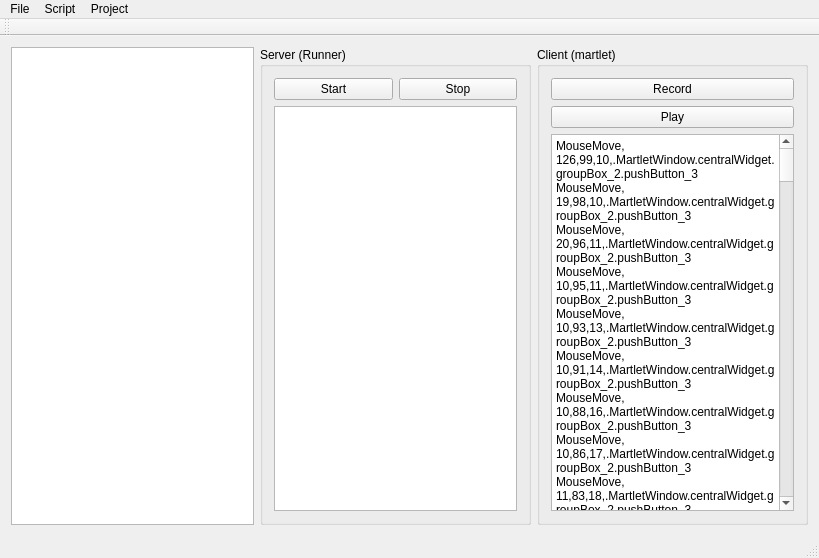
First picture: the form in martlet/MartletWindow.ui, repository sashao/martlet, before the edit.
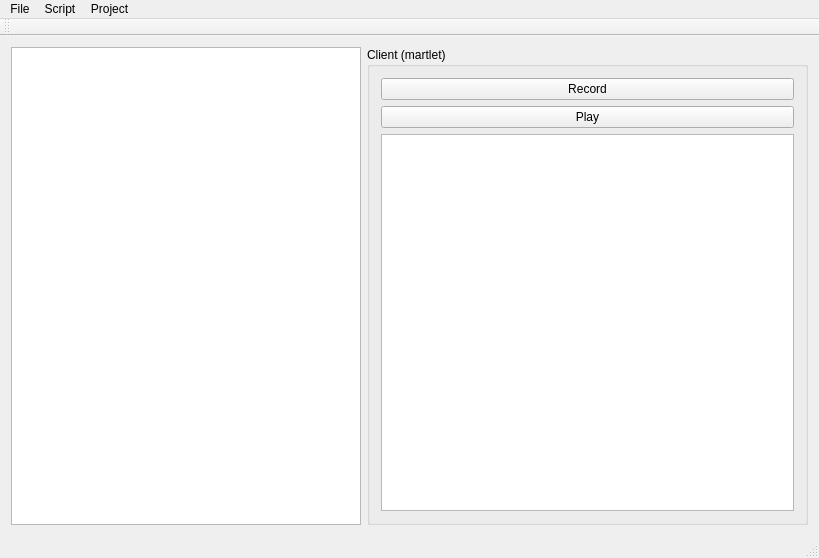
Second picture: the form after the edit.

Diff of the .ui file:
```diff
--- a/martlet/MartletWindow.ui
+++ b/martlet/MartletWindow.ui
@@ -16,36 +16,13 @@
   <widget class="QWidget" name="centralWidget">
    <layout class="QHBoxLayout" name="horizontalLayout">
     <item>
-     <widget class="QTreeView" name="treeView"/>
-    </item>
-    <item>
-     <widget class="QGroupBox" name="groupBox">
-      <property name="title">
-       <string>Server (Runner)</string>
+     <widget class="QTreeView" name="treeView">
+      <property name="maximumSize">
+       <size>
+        <width>350</width>
+        <height>16777215</height>
+       </size>
       </property>
-      <layout class="QVBoxLayout" name="verticalLayout">
-       <item>
-        <layout class="QHBoxLayout" name="horizontalLayout_2">
-         <item>
-          <widget class="QPushButton" name="pushButton">
-           <property name="text">
-            <string>Start</string>
-           </property>
-          </widget>
-         </item>
-         <item>
-          <widget class="QPushButton" name="pushButton_2">
-           <property name="text">
-            <string>Stop</string>
-           </property>
-          </widget>
-         </item>
-        </layout>
-       </item>
-       <item>
-        <widget class="QPlainTextEdit" name="serverTextEdit"/>
-       </item>
-      </layout>
      </widget>
     </item>
     <item>
@@ -72,365 +49,7 @@
         </widget>
        </item>
        <item>
-        <widget class="QPlainTextEdit" name="plainTextEdit">
-         <property name="plainText">
-          <string>MouseMove,126,99,10,.MartletWindow.centralWidget.groupBox_2.pushButton_3
-MouseMove,19,98,10,.MartletWindow.centralWidget.groupBox_2.pushButton_3
-MouseMove,20,96,11,.MartletWindow.centralWidget.groupBox_2.pushButton_3
-MouseMove,10,95,11,.MartletWindow.centralWidget.groupBox_2.pushButton_3
-MouseMove,10,93,13,.MartletWindow.centralWidget.groupBox_2.pushButton_3
-MouseMove,10,91,14,.MartletWindow.centralWidget.groupBox_2.pushButton_3
-MouseMove,10,88,16,.MartletWindow.centralWidget.groupBox_2.pushButton_3
-MouseMove,10,86,17,.MartletWindow.centralWidget.groupBox_2.pushButton_3
-MouseMove,11,83,18,.MartletWindow.centralWidget.groupBox_2.pushButton_3
-MouseMove,9,79,19,.MartletWindow.centralWidget.groupBox_2.pushButton_3
-MouseMove,10,77,21,.MartletWindow.centralWidget.groupBox_2.pushButton_3
-MouseMove,11,74,23,.MartletWindow.centralWidget.groupBox_2.pushButton_3
-MouseMove,10,71,25,.MartletWindow.centralWidget.groupBox_2.pushButton_3
-MouseMove,10,68,27,.MartletWindow.centralWidget.groupBox_2.pushButton_3
-MouseMove,10,79,60,.MartletWindow.centralWidget.groupBox_2
-MouseMove,10,76,63,.MartletWindow.centralWidget.groupBox_2
-MouseMove,10,61,0,.MartletWindow.centralWidget.groupBox_2.pushButton_4
-MouseMove,10,58,2,.MartletWindow.centralWidget.groupBox_2.pushButton_4
-MouseMove,12,56,4,.MartletWindow.centralWidget.groupBox_2.pushButton_4
-MouseMove,11,54,6,.MartletWindow.centralWidget.groupBox_2.pushButton_4
-MouseMove,9,52,9,.MartletWindow.centralWidget.groupBox_2.pushButton_4
-MouseMove,8,51,11,.MartletWindow.centralWidget.groupBox_2.pushButton_4
-MouseMove,10,49,13,.MartletWindow.centralWidget.groupBox_2.pushButton_4
-MouseMove,10,47,16,.MartletWindow.centralWidget.groupBox_2.pushButton_4
-MouseMove,10,46,18,.MartletWindow.centralWidget.groupBox_2.pushButton_4
-MouseMove,10,44,20,.MartletWindow.centralWidget.groupBox_2.pushButton_4
-MouseMove,10,43,22,.MartletWindow.centralWidget.groupBox_2.pushButton_4
-MouseMove,10,41,24,.MartletWindow.centralWidget.groupBox_2.pushButton_4
-MouseMove,11,39,27,.MartletWindow.centralWidget.groupBox_2.pushButton_4
-MouseMove,10,51,95,.MartletWindow.centralWidget.groupBox_2
-MouseMove,10,36,0,.MartletWindow.centralWidget.groupBox_2.plainTextEdit
-MouseMove,10,33,0,.MartletWindow.centralWidget.groupBox_2.plainTextEdit.qt_scrollarea_viewport
-MouseMove,10,32,4,.MartletWindow.centralWidget.groupBox_2.plainTextEdit.qt_scrollarea_viewport
-MouseMove,10,32,7,.MartletWindow.centralWidget.groupBox_2.plainTextEdit.qt_scrollarea_viewport
-MouseMove,10,31,12,.MartletWindow.centralWidget.groupBox_2.plainTextEdit.qt_scrollarea_viewport
-MouseMove,10,31,15,.MartletWindow.centralWidget.groupBox_2.plainTextEdit.qt_scrollarea_viewport
-MouseMove,12,30,20,.MartletWindow.centralWidget.groupBox_2.plainTextEdit.qt_scrollarea_viewport
-MouseMove,9,29,23,.MartletWindow.centralWidget.groupBox_2.plainTextEdit.qt_scrollarea_viewport
-MouseMove,12,28,27,.MartletWindow.centralWidget.groupBox_2.plainTextEdit.qt_scrollarea_viewport
-MouseMove,7,28,30,.MartletWindow.centralWidget.groupBox_2.plainTextEdit.qt_scrollarea_viewport
-MouseMove,10,27,35,.MartletWindow.centralWidget.groupBox_2.plainTextEdit.qt_scrollarea_viewport
-MouseMove,10,27,39,.MartletWindow.centralWidget.groupBox_2.plainTextEdit.qt_scrollarea_viewport
-MouseMove,10,26,42,.MartletWindow.centralWidget.groupBox_2.plainTextEdit.qt_scrollarea_viewport
-MouseMove,11,25,45,.MartletWindow.centralWidget.groupBox_2.plainTextEdit.qt_scrollarea_viewport
-MouseMove,11,25,48,.MartletWindow.centralWidget.groupBox_2.plainTextEdit.qt_scrollarea_viewport
-MouseMove,10,23,52,.MartletWindow.centralWidget.groupBox_2.plainTextEdit.qt_scrollarea_viewport
-MouseMove,9,21,55,.MartletWindow.centralWidget.groupBox_2.plainTextEdit.qt_scrollarea_viewport
-MouseMove,10,20,58,.MartletWindow.centralWidget.groupBox_2.plainTextEdit.qt_scrollarea_viewport
-MouseMove,10,17,61,.MartletWindow.centralWidget.groupBox_2.plainTextEdit.qt_scrollarea_viewport
-MouseMove,10,15,64,.MartletWindow.centralWidget.groupBox_2.plainTextEdit.qt_scrollarea_viewport
-MouseMove,10,13,65,.MartletWindow.centralWidget.groupBox_2.plainTextEdit.qt_scrollarea_viewport
-MouseMove,10,10,68,.MartletWindow.centralWidget.groupBox_2.plainTextEdit.qt_scrollarea_viewport
-MouseMove,12,8,70,.MartletWindow.centralWidget.groupBox_2.plainTextEdit.qt_scrollarea_viewport
-MouseMove,10,5,72,.MartletWindow.centralWidget.groupBox_2.plainTextEdit.qt_scrollarea_viewport
-MouseMove,9,3,73,.MartletWindow.centralWidget.groupBox_2.plainTextEdit.qt_scrollarea_viewport
-MouseMove,10,1,77,.MartletWindow.centralWidget.groupBox_2.plainTextEdit
-MouseMove,9,10,177,.MartletWindow.centralWidget.groupBox_2
-MouseMove,10,5,177,.MartletWindow.centralWidget.groupBox_2
-MouseMove,14,1,178,.MartletWindow.centralWidget.groupBox_2
-MouseMove,12,343,189,.MartletWindow.centralWidget
-MouseMove,6,328,178,.MartletWindow.centralWidget.groupBox
-MouseMove,14,324,178,.MartletWindow.centralWidget.groupBox
-MouseMove,8,317,178,.MartletWindow.centralWidget.groupBox
-MouseMove,9,295,111,.MartletWindow.centralWidget.groupBox.serverTextEdit.qt_scrollarea_viewport
-MouseMove,9,286,111,.MartletWindow.centralWidget.groupBox.serverTextEdit.qt_scrollarea_viewport
-MouseMove,10,278,110,.MartletWindow.centralWidget.groupBox.serverTextEdit.qt_scrollarea_viewport
-MouseMove,9,267,108,.MartletWindow.centralWidget.groupBox.serverTextEdit.qt_scrollarea_viewport
-MouseMove,10,258,107,.MartletWindow.centralWidget.groupBox.serverTextEdit.qt_scrollarea_viewport
-MouseMove,13,250,103,.MartletWindow.centralWidget.groupBox.serverTextEdit.qt_scrollarea_viewport
-MouseMove,9,241,98,.MartletWindow.centralWidget.groupBox.serverTextEdit.qt_scrollarea_viewport
-MouseMove,9,232,95,.MartletWindow.centralWidget.groupBox.serverTextEdit.qt_scrollarea_viewport
-MouseMove,9,224,92,.MartletWindow.centralWidget.groupBox.serverTextEdit.qt_scrollarea_viewport
-MouseMove,10,215,88,.MartletWindow.centralWidget.groupBox.serverTextEdit.qt_scrollarea_viewport
-MouseMove,10,207,86,.MartletWindow.centralWidget.groupBox.serverTextEdit.qt_scrollarea_viewport
-MouseMove,11,200,80,.MartletWindow.centralWidget.groupBox.serverTextEdit.qt_scrollarea_viewport
-MouseMove,10,192,74,.MartletWindow.centralWidget.groupBox.serverTextEdit.qt_scrollarea_viewport
-MouseMove,10,185,68,.MartletWindow.centralWidget.groupBox.serverTextEdit.qt_scrollarea_viewport
-MouseMove,15,179,62,.MartletWindow.centralWidget.groupBox.serverTextEdit.qt_scrollarea_viewport
-MouseMove,10,175,56,.MartletWindow.centralWidget.groupBox.serverTextEdit.qt_scrollarea_viewport
-MouseMove,8,171,50,.MartletWindow.centralWidget.groupBox.serverTextEdit.qt_scrollarea_viewport
-MouseMove,9,166,44,.MartletWindow.centralWidget.groupBox.serverTextEdit.qt_scrollarea_viewport
-MouseMove,10,161,38,.MartletWindow.centralWidget.groupBox.serverTextEdit.qt_scrollarea_viewport
-MouseMove,9,156,31,.MartletWindow.centralWidget.groupBox.serverTextEdit.qt_scrollarea_viewport
-MouseMove,10,151,24,.MartletWindow.centralWidget.groupBox.serverTextEdit.qt_scrollarea_viewport
-MouseMove,10,146,18,.MartletWindow.centralWidget.groupBox.serverTextEdit.qt_scrollarea_viewport
-MouseMove,11,145,13,.MartletWindow.centralWidget.groupBox.serverTextEdit.qt_scrollarea_viewport
-MouseMove,8,143,7,.MartletWindow.centralWidget.groupBox.serverTextEdit.qt_scrollarea_viewport
-MouseMove,10,141,2,.MartletWindow.centralWidget.groupBox.serverTextEdit.qt_scrollarea_viewport
-MouseMove,10,141,0,.MartletWindow.centralWidget.groupBox.serverTextEdit
-MouseMove,10,153,60,.MartletWindow.centralWidget.groupBox
-MouseMove,10,140,26,.MartletWindow.centralWidget.groupBox.pushButton
-MouseMove,10,140,22,.MartletWindow.centralWidget.groupBox.pushButton
-MouseMove,10,140,19,.MartletWindow.centralWidget.groupBox.pushButton
-MouseMove,10,140,15,.MartletWindow.centralWidget.groupBox.pushButton
-MouseMove,10,140,13,.MartletWindow.centralWidget.groupBox.pushButton
-MouseMove,10,141,9,.MartletWindow.centralWidget.groupBox.pushButton
-MouseMove,10,142,7,.MartletWindow.centralWidget.groupBox.pushButton
-MouseMove,10,143,4,.MartletWindow.centralWidget.groupBox.pushButton
-MouseMove,10,144,2,.MartletWindow.centralWidget.groupBox.pushButton
-MouseMove,15,145,0,.MartletWindow.centralWidget.groupBox.pushButton
-MouseMove,8,160,28,.MartletWindow.centralWidget.groupBox
-MouseMove,12,162,26,.MartletWindow.centralWidget.groupBox
-MouseMove,8,165,24,.MartletWindow.centralWidget.groupBox
-MouseMove,8,167,22,.MartletWindow.centralWidget.groupBox
-MouseMove,9,170,20,.MartletWindow.centralWidget.groupBox
-MouseMove,10,172,19,.MartletWindow.centralWidget.groupBox
-MouseMove,10,175,17,.MartletWindow.centralWidget.groupBox
-MouseMove,10,178,16,.MartletWindow.centralWidget.groupBox
-MouseMove,10,183,15,.MartletWindow.centralWidget.groupBox
-MouseMove,10,186,15,.MartletWindow.centralWidget.groupBox
-MouseMove,10,193,14,.MartletWindow.centralWidget.groupBox
-MouseMove,10,201,14,.MartletWindow.centralWidget.groupBox
-MouseMove,10,212,14,.MartletWindow.centralWidget.groupBox
-MouseMove,11,223,14,.MartletWindow.centralWidget.groupBox
-MouseMove,9,233,15,.MartletWindow.centralWidget.groupBox
-MouseMove,10,242,17,.MartletWindow.centralWidget.groupBox
-MouseMove,10,251,19,.MartletWindow.centralWidget.groupBox
-MouseMove,17,261,20,.MartletWindow.centralWidget.groupBox
-MouseMove,4,271,23,.MartletWindow.centralWidget.groupBox
-MouseMove,12,281,27,.MartletWindow.centralWidget.groupBox
-MouseMove,8,121,0,.MartletWindow.centralWidget.groupBox.pushButton_2
-MouseMove,9,128,4,.MartletWindow.centralWidget.groupBox.pushButton_2
-MouseMove,10,134,9,.MartletWindow.centralWidget.groupBox.pushButton_2
-MouseMove,10,138,13,.MartletWindow.centralWidget.groupBox.pushButton_2
-MouseMove,10,140,18,.MartletWindow.centralWidget.groupBox.pushButton_2
-MouseMove,10,141,24,.MartletWindow.centralWidget.groupBox.pushButton_2
-MouseMove,10,143,27,.MartletWindow.centralWidget.groupBox.pushButton_2
-MouseMove,10,298,0,.MartletWindow.centralWidget.groupBox.serverTextEdit
-MouseMove,10,297,2,.MartletWindow.centralWidget.groupBox.serverTextEdit.qt_scrollarea_viewport
-MouseMove,10,297,6,.MartletWindow.centralWidget.groupBox.serverTextEdit.qt_scrollarea_viewport
-MouseMove,10,297,10,.MartletWindow.centralWidget.groupBox.serverTextEdit.qt_scrollarea_viewport
-MouseMove,10,297,15,.MartletWindow.centralWidget.groupBox.serverTextEdit.qt_scrollarea_viewport
-MouseMove,10,296,19,.MartletWindow.centralWidget.groupBox.serverTextEdit.qt_scrollarea_viewport
-MouseMove,10,294,22,.MartletWindow.centralWidget.groupBox.serverTextEdit.qt_scrollarea_viewport
-MouseMove,12,292,27,.MartletWindow.centralWidget.groupBox.serverTextEdit.qt_scrollarea_viewport
-MouseMove,8,291,31,.MartletWindow.centralWidget.groupBox.serverTextEdit.qt_scrollarea_viewport
-MouseMove,10,288,36,.MartletWindow.centralWidget.groupBox.serverTextEdit.qt_scrollarea_viewport
-MouseMove,16,287,40,.MartletWindow.centralWidget.groupBox.serverTextEdit.qt_scrollarea_viewport
-MouseMove,9,285,46,.MartletWindow.centralWidget.groupBox.serverTextEdit.qt_scrollarea_viewport
-MouseMove,9,282,53,.MartletWindow.centralWidget.groupBox.serverTextEdit.qt_scrollarea_viewport
-MouseMove,7,279,61,.MartletWindow.centralWidget.groupBox.serverTextEdit.qt_scrollarea_viewport
-MouseMove,9,276,69,.MartletWindow.centralWidget.groupBox.serverTextEdit.qt_scrollarea_viewport
-MouseMove,11,272,79,.MartletWindow.centralWidget.groupBox.serverTextEdit.qt_scrollarea_viewport
-MouseMove,9,268,88,.MartletWindow.centralWidget.groupBox.serverTextEdit.qt_scrollarea_viewport
-MouseMove,10,265,99,.MartletWindow.centralWidget.groupBox.serverTextEdit.qt_scrollarea_viewport
-MouseMove,10,261,108,.MartletWindow.centralWidget.groupBox.serverTextEdit.qt_scrollarea_viewport
-MouseMove,10,258,117,.MartletWindow.centralWidget.groupBox.serverTextEdit.qt_scrollarea_viewport
-MouseMove,10,256,127,.MartletWindow.centralWidget.groupBox.serverTextEdit.qt_scrollarea_viewport
-MouseMove,10,255,138,.MartletWindow.centralWidget.groupBox.serverTextEdit.qt_scrollarea_viewport
-MouseMove,10,253,146,.MartletWindow.centralWidget.groupBox.serverTextEdit.qt_scrollarea_viewport
-MouseMove,10,253,155,.MartletWindow.centralWidget.groupBox.serverTextEdit.qt_scrollarea_viewport
-MouseMove,12,253,161,.MartletWindow.centralWidget.groupBox.serverTextEdit.qt_scrollarea_viewport
-MouseMove,9,253,167,.MartletWindow.centralWidget.groupBox.serverTextEdit.qt_scrollarea_viewport
-MouseMove,10,253,175,.MartletWindow.centralWidget.groupBox.serverTextEdit.qt_scrollarea_viewport
-MouseMove,11,253,183,.MartletWindow.centralWidget.groupBox.serverTextEdit.qt_scrollarea_viewport
-MouseMove,9,255,190,.MartletWindow.centralWidget.groupBox.serverTextEdit.qt_scrollarea_viewport
-MouseMove,10,257,198,.MartletWindow.centralWidget.groupBox.serverTextEdit.qt_scrollarea_viewport
-MouseMove,12,261,205,.MartletWindow.centralWidget.groupBox.serverTextEdit.qt_scrollarea_viewport
-MouseMove,9,263,214,.MartletWindow.centralWidget.groupBox.serverTextEdit.qt_scrollarea_viewport
-MouseMove,12,267,223,.MartletWindow.centralWidget.groupBox.serverTextEdit.qt_scrollarea_viewport
-MouseMove,8,271,232,.MartletWindow.centralWidget.groupBox.serverTextEdit.qt_scrollarea_viewport
-MouseMove,9,274,241,.MartletWindow.centralWidget.groupBox.serverTextEdit.qt_scrollarea_viewport
-MouseMove,10,279,250,.MartletWindow.centralWidget.groupBox.serverTextEdit.qt_scrollarea_viewport
-MouseMove,11,284,258,.MartletWindow.centralWidget.groupBox.serverTextEdit.qt_scrollarea_viewport
-MouseMove,9,290,266,.MartletWindow.centralWidget.groupBox.serverTextEdit.qt_scrollarea_viewport
-MouseMove,10,298,275,.MartletWindow.centralWidget.groupBox.serverTextEdit.qt_scrollarea_viewport
-MouseMove,10,320,351,.MartletWindow.centralWidget.groupBox
-MouseMove,10,328,360,.MartletWindow.centralWidget.groupBox
-MouseMove,10,1,368,.MartletWindow.centralWidget.groupBox_2
-MouseMove,9,9,374,.MartletWindow.centralWidget.groupBox_2
-MouseMove,11,4,281,.MartletWindow.centralWidget.groupBox_2.plainTextEdit.qt_scrollarea_viewport
-MouseMove,10,14,287,.MartletWindow.centralWidget.groupBox_2.plainTextEdit.qt_scrollarea_viewport
-MouseMove,10,25,295,.MartletWindow.centralWidget.groupBox_2.plainTextEdit.qt_scrollarea_viewport
-MouseMove,10,36,302,.MartletWindow.centralWidget.groupBox_2.plainTextEdit.qt_scrollarea_viewport
-MouseMove,10,48,307,.MartletWindow.centralWidget.groupBox_2.plainTextEdit.qt_scrollarea_viewport
-MouseMove,12,58,312,.MartletWindow.centralWidget.groupBox_2.plainTextEdit.qt_scrollarea_viewport
-MouseMove,10,68,317,.MartletWindow.centralWidget.groupBox_2.plainTextEdit.qt_scrollarea_viewport
-MouseMove,10,76,317,.MartletWindow.centralWidget.groupBox_2.plainTextEdit.qt_scrollarea_viewport
-MouseMove,12,86,318,.MartletWindow.centralWidget.groupBox_2.plainTextEdit.qt_scrollarea_viewport
-MouseMove,11,96,318,.MartletWindow.centralWidget.groupBox_2.plainTextEdit.qt_scrollarea_viewport
-MouseMove,8,106,317,.MartletWindow.centralWidget.groupBox_2.plainTextEdit.qt_scrollarea_viewport
-MouseMove,9,116,314,.MartletWindow.centralWidget.groupBox_2.plainTextEdit.qt_scrollarea_viewport
-MouseMove,9,125,308,.MartletWindow.centralWidget.groupBox_2.plainTextEdit.qt_scrollarea_viewport
-MouseMove,10,132,301,.MartletWindow.centralWidget.groupBox_2.plainTextEdit.qt_scrollarea_viewport
-MouseMove,11,142,294,.MartletWindow.centralWidget.groupBox_2.plainTextEdit.qt_scrollarea_viewport
-MouseMove,18,148,287,.MartletWindow.centralWidget.groupBox_2.plainTextEdit.qt_scrollarea_viewport
-MouseMove,4,156,279,.MartletWindow.centralWidget.groupBox_2.plainTextEdit.qt_scrollarea_viewport
-MouseMove,14,163,272,.MartletWindow.centralWidget.groupBox_2.plainTextEdit.qt_scrollarea_viewport
-MouseMove,5,168,266,.MartletWindow.centralWidget.groupBox_2.plainTextEdit.qt_scrollarea_viewport
-MouseMove,17,173,258,.MartletWindow.centralWidget.groupBox_2.plainTextEdit.qt_scrollarea_viewport
-MouseMove,4,178,252,.MartletWindow.centralWidget.groupBox_2.plainTextEdit.qt_scrollarea_viewport
-MouseMove,16,183,244,.MartletWindow.centralWidget.groupBox_2.plainTextEdit.qt_scrollarea_viewport
-MouseMove,4,188,237,.MartletWindow.centralWidget.groupBox_2.plainTextEdit.qt_scrollarea_viewport
-MouseMove,14,191,229,.MartletWindow.centralWidget.groupBox_2.plainTextEdit.qt_scrollarea_viewport
-MouseMove,9,195,221,.MartletWindow.centralWidget.groupBox_2.plainTextEdit.qt_scrollarea_viewport
-MouseMove,25,198,214,.MartletWindow.centralWidget.groupBox_2.plainTextEdit.qt_scrollarea_viewport
-MouseMove,4,205,197,.MartletWindow.centralWidget.groupBox_2.plainTextEdit.qt_scrollarea_viewport
-MouseMove,22,209,188,.MartletWindow.centralWidget.groupBox_2.plainTextEdit.qt_scrollarea_viewport
-MouseMove,7,214,172,.MartletWindow.centralWidget.groupBox_2.plainTextEdit.qt_scrollarea_viewport
-MouseMove,14,216,163,.MartletWindow.centralWidget.groupBox_2.plainTextEdit.qt_scrollarea_viewport
-MouseMove,5,218,158,.MartletWindow.centralWidget.groupBox_2.plainTextEdit.qt_scrollarea_viewport
-MouseMove,11,220,150,.MartletWindow.centralWidget.groupBox_2.plainTextEdit.qt_scrollarea_viewport
-MouseMove,9,220,145,.MartletWindow.centralWidget.groupBox_2.plainTextEdit.qt_scrollarea_viewport
-MouseMove,9,221,139,.MartletWindow.centralWidget.groupBox_2.plainTextEdit.qt_scrollarea_viewport
-MouseMove,9,221,132,.MartletWindow.centralWidget.groupBox_2.plainTextEdit.qt_scrollarea_viewport
-MouseMove,10,223,127,.MartletWindow.centralWidget.groupBox_2.plainTextEdit.qt_scrollarea_viewport
-MouseMove,10,223,120,.MartletWindow.centralWidget.groupBox_2.plainTextEdit.qt_scrollarea_viewport
-MouseMove,10,223,113,.MartletWindow.centralWidget.groupBox_2.plainTextEdit.qt_scrollarea_viewport
-MouseMove,10,223,106,.MartletWindow.centralWidget.groupBox_2.plainTextEdit.qt_scrollarea_viewport
-MouseMove,10,221,98,.MartletWindow.centralWidget.groupBox_2.plainTextEdit.qt_scrollarea_viewport
-MouseMove,10,219,91,.MartletWindow.centralWidget.groupBox_2.plainTextEdit.qt_scrollarea_viewport
-MouseMove,12,216,84,.MartletWindow.centralWidget.groupBox_2.plainTextEdit.qt_scrollarea_viewport
-MouseMove,9,212,76,.MartletWindow.centralWidget.groupBox_2.plainTextEdit.qt_scrollarea_viewport
-MouseMove,9,207,69,.MartletWindow.centralWidget.groupBox_2.plainTextEdit.qt_scrollarea_viewport
-MouseMove,15,201,62,.MartletWindow.centralWidget.groupBox_2.plainTextEdit.qt_scrollarea_viewport
-MouseMove,9,196,56,.MartletWindow.centralWidget.groupBox_2.plainTextEdit.qt_scrollarea_viewport
-MouseMove,10,191,51,.MartletWindow.centralWidget.groupBox_2.plainTextEdit.qt_scrollarea_viewport
-MouseMove,8,186,46,.MartletWindow.centralWidget.groupBox_2.plainTextEdit.qt_scrollarea_viewport
-MouseMove,9,181,41,.MartletWindow.centralWidget.groupBox_2.plainTextEdit.qt_scrollarea_viewport
-MouseMove,14,175,37,.MartletWindow.centralWidget.groupBox_2.plainTextEdit.qt_scrollarea_viewport
-MouseMove,8,170,34,.MartletWindow.centralWidget.groupBox_2.plainTextEdit.qt_scrollarea_viewport
-MouseMove,9,164,31,.MartletWindow.centralWidget.groupBox_2.plainTextEdit.qt_scrollarea_viewport
-MouseMove,12,157,29,.MartletWindow.centralWidget.groupBox_2.plainTextEdit.qt_scrollarea_viewport
-MouseMove,9,149,29,.MartletWindow.centralWidget.groupBox_2.plainTextEdit.qt_scrollarea_viewport
-MouseMove,8,142,28,.MartletWindow.centralWidget.groupBox_2.plainTextEdit.qt_scrollarea_viewport
-MouseMove,10,132,28,.MartletWindow.centralWidget.groupBox_2.plainTextEdit.qt_scrollarea_viewport
-MouseMove,11,125,28,.MartletWindow.centralWidget.groupBox_2.plainTextEdit.qt_scrollarea_viewport
-MouseMove,9,113,28,.MartletWindow.centralWidget.groupBox_2.plainTextEdit.qt_scrollarea_viewport
-MouseMove,10,104,28,.MartletWindow.centralWidget.groupBox_2.plainTextEdit.qt_scrollarea_viewport
-MouseMove,10,93,30,.MartletWindow.centralWidget.groupBox_2.plainTextEdit.qt_scrollarea_viewport
-MouseMove,10,82,32,.MartletWindow.centralWidget.groupBox_2.plainTextEdit.qt_scrollarea_viewport
-MouseMove,12,70,35,.MartletWindow.centralWidget.groupBox_2.plainTextEdit.qt_scrollarea_viewport
-MouseMove,9,60,36,.MartletWindow.centralWidget.groupBox_2.plainTextEdit.qt_scrollarea_viewport
-MouseMove,10,49,41,.MartletWindow.centralWidget.groupBox_2.plainTextEdit.qt_scrollarea_viewport
-MouseMove,11,40,45,.MartletWindow.centralWidget.groupBox_2.plainTextEdit.qt_scrollarea_viewport
-MouseMove,11,29,49,.MartletWindow.centralWidget.groupBox_2.plainTextEdit.qt_scrollarea_viewport
-MouseMove,9,19,54,.MartletWindow.centralWidget.groupBox_2.plainTextEdit.qt_scrollarea_viewport
-MouseMove,9,7,58,.MartletWindow.centralWidget.groupBox_2.plainTextEdit.qt_scrollarea_viewport
-MouseMove,10,10,164,.MartletWindow.centralWidget.groupBox_2
-MouseMove,11,345,179,.MartletWindow.centralWidget
-MouseMove,9,320,175,.MartletWindow.centralWidget.groupBox
-MouseMove,10,293,115,.MartletWindow.centralWidget.groupBox.serverTextEdit.qt_scrollarea_viewport
-MouseMove,10,275,121,.MartletWindow.centralWidget.groupBox.serverTextEdit.qt_scrollarea_viewport
-MouseMove,10,260,128,.MartletWindow.centralWidget.groupBox.serverTextEdit.qt_scrollarea_viewport
-MouseMove,10,244,135,.MartletWindow.centralWidget.groupBox.serverTextEdit.qt_scrollarea_viewport
-MouseMove,10,229,142,.MartletWindow.centralWidget.groupBox.serverTextEdit.qt_scrollarea_viewport
-MouseMove,10,214,149,.MartletWindow.centralWidget.groupBox.serverTextEdit.qt_scrollarea_viewport
-MouseMove,10,199,156,.MartletWindow.centralWidget.groupBox.serverTextEdit.qt_scrollarea_viewport
-MouseMove,10,185,161,.MartletWindow.centralWidget.groupBox.serverTextEdit.qt_scrollarea_viewport
-MouseMove,11,172,166,.MartletWindow.centralWidget.groupBox.serverTextEdit.qt_scrollarea_viewport
-MouseMove,10,160,171,.MartletWindow.centralWidget.groupBox.serverTextEdit.qt_scrollarea_viewport
-MouseMove,10,149,173,.MartletWindow.centralWidget.groupBox.serverTextEdit.qt_scrollarea_viewport
-MouseMove,10,139,173,.MartletWindow.centralWidget.groupBox.serverTextEdit.qt_scrollarea_viewport
-MouseMove,10,130,175,.MartletWindow.centralWidget.groupBox.serverTextEdit.qt_scrollarea_viewport
-MouseMove,13,123,175,.MartletWindow.centralWidget.groupBox.serverTextEdit.qt_scrollarea_viewport
-MouseMove,10,117,175,.MartletWindow.centralWidget.groupBox.serverTextEdit.qt_scrollarea_viewport
-MouseMove,9,111,175,.MartletWindow.centralWidget.groupBox.serverTextEdit.qt_scrollarea_viewport
-MouseMove,8,107,174,.MartletWindow.centralWidget.groupBox.serverTextEdit.qt_scrollarea_viewport
-MouseMove,10,105,172,.MartletWindow.centralWidget.groupBox.serverTextEdit.qt_scrollarea_viewport
-MouseMove,10,103,170,.MartletWindow.centralWidget.groupBox.serverTextEdit.qt_scrollarea_viewport
-MouseMove,10,101,168,.MartletWindow.centralWidget.groupBox.serverTextEdit.qt_scrollarea_viewport
-MouseMove,10,99,165,.MartletWindow.centralWidget.groupBox.serverTextEdit.qt_scrollarea_viewport
-MouseMove,10,98,163,.MartletWindow.centralWidget.groupBox.serverTextEdit.qt_scrollarea_viewport
-MouseMove,10,96,159,.MartletWindow.centralWidget.groupBox.serverTextEdit.qt_scrollarea_viewport
-MouseMove,10,95,157,.MartletWindow.centralWidget.groupBox.serverTextEdit.qt_scrollarea_viewport
-MouseMove,10,93,153,.MartletWindow.centralWidget.groupBox.serverTextEdit.qt_scrollarea_viewport
-MouseMove,10,93,151,.MartletWindow.centralWidget.groupBox.serverTextEdit.qt_scrollarea_viewport
-MouseMove,10,92,147,.MartletWindow.centralWidget.groupBox.serverTextEdit.qt_scrollarea_viewport
-MouseMove,10,91,145,.MartletWindow.centralWidget.groupBox.serverTextEdit.qt_scrollarea_viewport
-MouseMove,10,91,141,.MartletWindow.centralWidget.groupBox.serverTextEdit.qt_scrollarea_viewport
-MouseMove,10,91,139,.MartletWindow.centralWidget.groupBox.serverTextEdit.qt_scrollarea_viewport
-MouseMove,10,91,135,.MartletWindow.centralWidget.groupBox.serverTextEdit.qt_scrollarea_viewport
-MouseMove,14,91,132,.MartletWindow.centralWidget.groupBox.serverTextEdit.qt_scrollarea_viewport
-MouseMove,8,91,129,.MartletWindow.centralWidget.groupBox.serverTextEdit.qt_scrollarea_viewport
-MouseMove,10,92,126,.MartletWindow.centralWidget.groupBox.serverTextEdit.qt_scrollarea_viewport
-MouseMove,13,94,124,.MartletWindow.centralWidget.groupBox.serverTextEdit.qt_scrollarea_viewport
-MouseMove,9,95,120,.MartletWindow.centralWidget.groupBox.serverTextEdit.qt_scrollarea_viewport
-MouseMove,8,97,117,.MartletWindow.centralWidget.groupBox.serverTextEdit.qt_scrollarea_viewport
-MouseMove,9,99,112,.MartletWindow.centralWidget.groupBox.serverTextEdit.qt_scrollarea_viewport
-MouseMove,10,101,109,.MartletWindow.centralWidget.groupBox.serverTextEdit.qt_scrollarea_viewport
-MouseMove,14,103,104,.MartletWindow.centralWidget.groupBox.serverTextEdit.qt_scrollarea_viewport
-MouseMove,9,105,101,.MartletWindow.centralWidget.groupBox.serverTextEdit.qt_scrollarea_viewport
-MouseMove,10,109,97,.MartletWindow.centralWidget.groupBox.serverTextEdit.qt_scrollarea_viewport
-MouseMove,8,112,94,.MartletWindow.centralWidget.groupBox.serverTextEdit.qt_scrollarea_viewport
-MouseMove,9,115,90,.MartletWindow.centralWidget.groupBox.serverTextEdit.qt_scrollarea_viewport
-MouseMove,10,118,87,.MartletWindow.centralWidget.groupBox.serverTextEdit.qt_scrollarea_viewport
-MouseMove,10,121,83,.MartletWindow.centralWidget.groupBox.serverTextEdit.qt_scrollarea_viewport
-MouseMove,10,127,78,.MartletWindow.centralWidget.groupBox.serverTextEdit.qt_scrollarea_viewport
-MouseMove,10,132,73,.MartletWindow.centralWidget.groupBox.serverTextEdit.qt_scrollarea_viewport
-MouseMove,10,137,69,.MartletWindow.centralWidget.groupBox.serverTextEdit.qt_scrollarea_viewport
-MouseMove,10,143,66,.MartletWindow.centralWidget.groupBox.serverTextEdit.qt_scrollarea_viewport
-MouseMove,10,147,64,.MartletWindow.centralWidget.groupBox.serverTextEdit.qt_scrollarea_viewport
-MouseMove,10,150,62,.MartletWindow.centralWidget.groupBox.serverTextEdit.qt_scrollarea_viewport
-MouseMove,11,152,61,.MartletWindow.centralWidget.groupBox.serverTextEdit.qt_scrollarea_viewport
-MouseMove,10,154,60,.MartletWindow.centralWidget.groupBox.serverTextEdit.qt_scrollarea_viewport
-MouseMove,13,158,60,.MartletWindow.centralWidget.groupBox.serverTextEdit.qt_scrollarea_viewport
-MouseMove,8,160,58,.MartletWindow.centralWidget.groupBox.serverTextEdit.qt_scrollarea_viewport
-MouseMove,14,163,58,.MartletWindow.centralWidget.groupBox.serverTextEdit.qt_scrollarea_viewport
-MouseMove,8,165,57,.MartletWindow.centralWidget.groupBox.serverTextEdit.qt_scrollarea_viewport
-MouseMove,9,168,56,.MartletWindow.centralWidget.groupBox.serverTextEdit.qt_scrollarea_viewport
-MouseMove,8,171,56,.MartletWindow.centralWidget.groupBox.serverTextEdit.qt_scrollarea_viewport
-MouseMove,10,174,55,.MartletWindow.centralWidget.groupBox.serverTextEdit.qt_scrollarea_viewport
-MouseMove,10,178,55,.MartletWindow.centralWidget.groupBox.serverTextEdit.qt_scrollarea_viewport
-MouseMove,10,183,54,.MartletWindow.centralWidget.groupBox.serverTextEdit.qt_scrollarea_viewport
-MouseMove,11,187,54,.MartletWindow.centralWidget.groupBox.serverTextEdit.qt_scrollarea_viewport
-MouseMove,9,193,54,.MartletWindow.centralWidget.groupBox.serverTextEdit.qt_scrollarea_viewport
-MouseMove,10,197,53,.MartletWindow.centralWidget.groupBox.serverTextEdit.qt_scrollarea_viewport
-MouseMove,10,203,52,.MartletWindow.centralWidget.groupBox.serverTextEdit.qt_scrollarea_viewport
-MouseMove,10,209,50,.MartletWindow.centralWidget.groupBox.serverTextEdit.qt_scrollarea_viewport
-MouseMove,10,218,49,.MartletWindow.centralWidget.groupBox.serverTextEdit.qt_scrollarea_viewport
-MouseMove,10,225,47,.MartletWindow.centralWidget.groupBox.serverTextEdit.qt_scrollarea_viewport
-MouseMove,11,231,47,.MartletWindow.centralWidget.groupBox.serverTextEdit.qt_scrollarea_viewport
-MouseMove,9,238,46,.MartletWindow.centralWidget.groupBox.serverTextEdit.qt_scrollarea_viewport
-MouseMove,10,245,44,.MartletWindow.centralWidget.groupBox.serverTextEdit.qt_scrollarea_viewport
-MouseMove,12,253,43,.MartletWindow.centralWidget.groupBox.serverTextEdit.qt_scrollarea_viewport
-MouseMove,8,262,40,.MartletWindow.centralWidget.groupBox.serverTextEdit.qt_scrollarea_viewport
-MouseMove,13,271,37,.MartletWindow.centralWidget.groupBox.serverTextEdit.qt_scrollarea_viewport
-MouseMove,9,278,34,.MartletWindow.centralWidget.groupBox.serverTextEdit.qt_scrollarea_viewport
-MouseMove,9,287,30,.MartletWindow.centralWidget.groupBox.serverTextEdit.qt_scrollarea_viewport
-MouseMove,9,295,27,.MartletWindow.centralWidget.groupBox.serverTextEdit.qt_scrollarea_viewport
-MouseMove,10,317,91,.MartletWindow.centralWidget.groupBox
-MouseMove,11,325,87,.MartletWindow.centralWidget.groupBox
-MouseMove,9,343,95,.MartletWindow.centralWidget
-MouseMove,10,5,81,.MartletWindow.centralWidget.groupBox_2
-MouseMove,11,0,12,.MartletWindow.centralWidget.groupBox_2.pushButton_4
-MouseMove,10,7,10,.MartletWindow.centralWidget.groupBox_2.pushButton_4
-MouseMove,10,14,7,.MartletWindow.centralWidget.groupBox_2.pushButton_4
-MouseMove,10,20,4,.MartletWindow.centralWidget.groupBox_2.pushButton_4
-MouseMove,10,25,1,.MartletWindow.centralWidget.groupBox_2.pushButton_4
-MouseMove,11,42,64,.MartletWindow.centralWidget.groupBox_2
-MouseMove,9,44,63,.MartletWindow.centralWidget.groupBox_2
-MouseMove,11,47,62,.MartletWindow.centralWidget.groupBox_2
-MouseMove,9,51,61,.MartletWindow.centralWidget.groupBox_2
-MouseMove,10,52,60,.MartletWindow.centralWidget.groupBox_2
-MouseMove,11,54,60,.MartletWindow.centralWidget.groupBox_2
-MouseMove,12,55,59,.MartletWindow.centralWidget.groupBox_2
-MouseMove,9,44,27,.MartletWindow.centralWidget.groupBox_2.pushButton_3
-MouseMove,8,47,26,.MartletWindow.centralWidget.groupBox_2.pushButton_3
-MouseMove,10,49,26,.MartletWindow.centralWidget.groupBox_2.pushButton_3
-MouseMove,10,52,24,.MartletWindow.centralWidget.groupBox_2.pushButton_3
-MouseMove,10,53,23,.MartletWindow.centralWidget.groupBox_2.pushButton_3
-MouseMove,11,56,22,.MartletWindow.centralWidget.groupBox_2.pushButton_3
-MouseMove,10,57,21,.MartletWindow.centralWidget.groupBox_2.pushButton_3
-MouseMove,10,60,20,.MartletWindow.centralWidget.groupBox_2.pushButton_3
-MouseMove,10,62,19,.MartletWindow.centralWidget.groupBox_2.pushButton_3
-MouseMove,10,65,18,.MartletWindow.centralWidget.groupBox_2.pushButton_3
-MouseMove,10,67,17,.MartletWindow.centralWidget.groupBox_2.pushButton_3
-MouseMove,10,70,16,.MartletWindow.centralWidget.groupBox_2.pushButton_3
-MouseMove,10,74,15,.MartletWindow.centralWidget.groupBox_2.pushButton_3
-MouseMove,10,76,14,.MartletWindow.centralWidget.groupBox_2.pushButton_3
-MouseMove,11,79,13,.MartletWindow.centralWidget.groupBox_2.pushButton_3
-MouseMove,10,80,13,.MartletWindow.centralWidget.groupBox_2.pushButton_3
-MouseMove,9,82,12,.MartletWindow.centralWidget.groupBox_2.pushButton_3
-MousePress,262,82,12,.MartletWindow.centralWidget.groupBox_2.pushButton_3
-MouseRelease,80,82,12,.MartletWindow.centralWidget.groupBox_2.pushButton_3</string>
-         </property>
-        </widget>
+        <widget class="QPlainTextEdit" name="plainTextEdit"/>
        </item>
       </layout>
      </widget>
```
Left out of the diff: 26 changed lines with no effect on the pictures.
